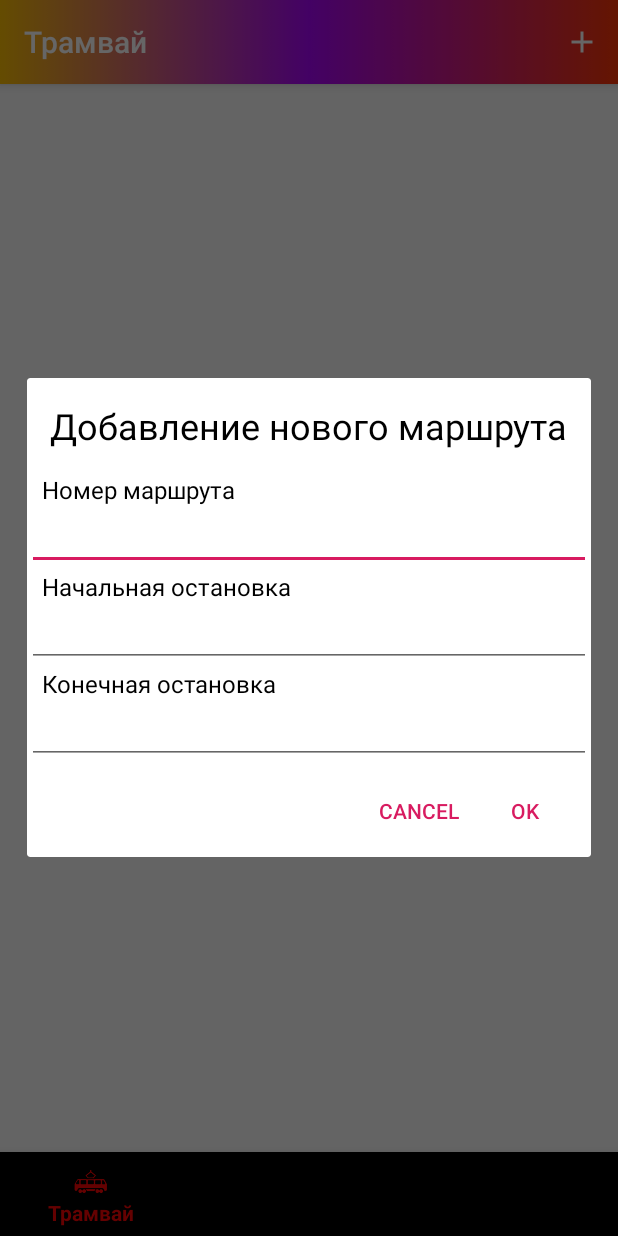
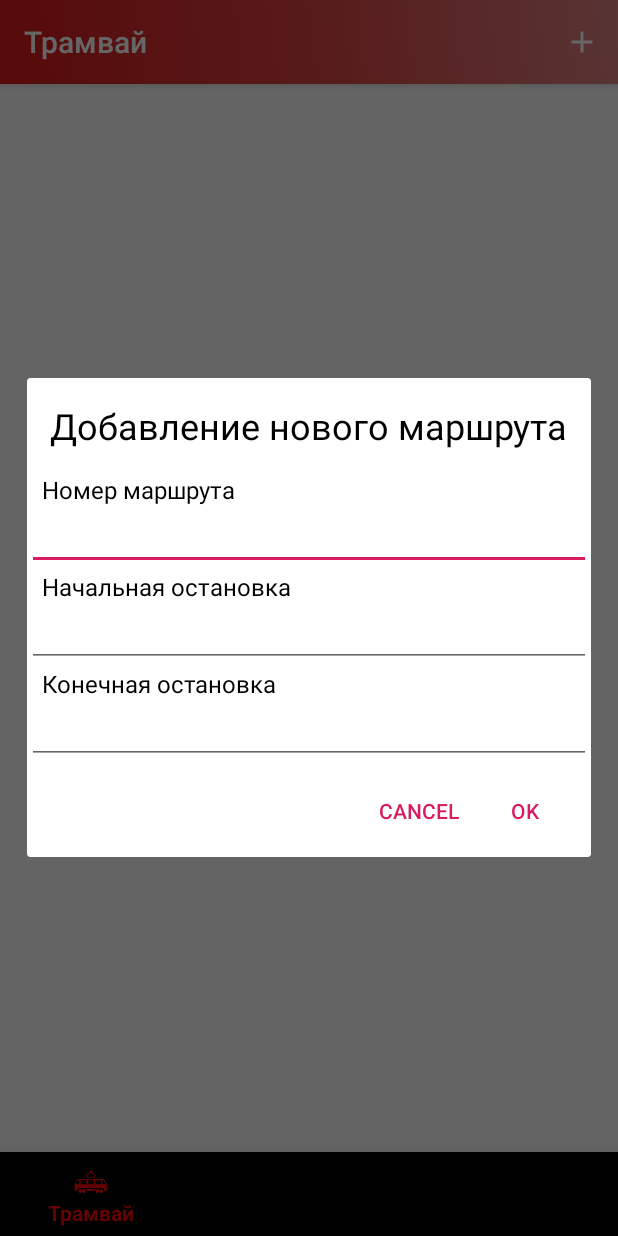
Before and after one commit to 0awawa0/NeverLate, an Android app: the screen it shows after launch (MainActivity), after a tap on an icon or button, on a phone screen of 412 x 824 dp. Run offline under Robolectric (Android 15) with nearby library versions, the phone set to English and light mode, and no system bars; our stand-ins replace Room's generated code, navigation-ui.

Commit message:
Changed toolbar background

```diff
--- a/app/src/main/java/com/awawa/neverlate/MainActivity.kt
+++ b/app/src/main/java/com/awawa/neverlate/MainActivity.kt
@@ -16,6 +16,7 @@ import androidx.navigation.NavController
 import androidx.navigation.NavDestination
 import com.awawa.neverlate.utils.isMarshmallowOrHigher
 import kotlinx.android.synthetic.main.activity_main.*
+import kotlinx.android.synthetic.main.app_bar_main.*
 
 
 class MainActivity : AppCompatActivity(R.layout.activity_main),
@@ -32,6 +33,13 @@ class MainActivity : AppCompatActivity(R.layout.activity_main),
         R.id.nav_marsh to R.color.item_marsh
     )
 
+    private val destinationToBackground = mapOf(
+        R.id.nav_tram to R.drawable.background_toolbar_tram,
+        R.id.nav_trolley to R.drawable.background_toolbar_trolley,
+        R.id.nav_bus to R.drawable.background_toolbar_bus,
+        R.id.nav_marsh to R.drawable.background_toolbar_marsh
+    )
+
     private var menuItemSelectCallback: MenuItemSelectCallback? = null
 
 
@@ -39,10 +47,6 @@ class MainActivity : AppCompatActivity(R.layout.activity_main),
         super.onCreate(savedInstanceState)
 
         val toolbar: Toolbar = findViewById(R.id.toolbar)
-        val animationDrawable = toolbar.background as AnimationDrawable
-        animationDrawable.setEnterFadeDuration(10)
-        animationDrawable.setExitFadeDuration(2500)
-        animationDrawable.start()
         setSupportActionBar(toolbar)
 
         navController = findNavController(R.id.nav_host_fragment)
@@ -80,6 +84,7 @@ class MainActivity : AppCompatActivity(R.layout.activity_main),
                 )
                 bottom_nav_view.itemTextColor = bottom_nav_view.itemIconTintList
             }
+            toolbar.background = getDrawable(destinationToBackground.getValue(destination.id))
         } else { return }
     }
 
--- a/app/src/main/res/drawable-v24/background_toolbar.xml
+++ /dev/null
@@ -1,6 +0,0 @@
-<?xml version="1.0" encoding="utf-8"?>
-<animation-list xmlns:android="http://schemas.android.com/apk/res/android">
-    <item android:drawable="@drawable/gradient_drawable_one" android:duration="2500"/>
-    <item android:drawable="@drawable/gradient_drawable_two" android:duration="2500"/>
-    <item android:drawable="@drawable/gradient_drawable_three" android:duration="2500"/>
-</animation-list>
--- a/app/src/main/res/drawable-v24/gradient_drawable_one.xml
+++ /dev/null
@@ -1,9 +0,0 @@
-<?xml version="1.0" encoding="utf-8"?>
-<shape android:shape="rectangle"
-    xmlns:android="http://schemas.android.com/apk/res/android">
-    <gradient
-        android:angle="0"
-        android:startColor="@color/gradient_color_one"
-        android:centerColor="@color/gradient_color_two"
-        android:endColor="@color/gradient_color_three"/>
-</shape>
--- a/app/src/main/res/drawable-v24/gradient_drawable_three.xml
+++ /dev/null
@@ -1,9 +0,0 @@
-<?xml version="1.0" encoding="utf-8"?>
-<shape android:shape="rectangle"
-    xmlns:android="http://schemas.android.com/apk/res/android">
-    <gradient
-        android:angle="90"
-        android:startColor="@color/gradient_color_three"
-        android:centerColor="@color/gradient_color_one"
-        android:endColor="@color/gradient_color_two"/>
-</shape>
--- a/app/src/main/res/drawable-v24/gradient_drawable_two.xml
+++ /dev/null
@@ -1,11 +0,0 @@
-<?xml version="1.0" encoding="utf-8"?>
-<shape android:shape="rectangle"
-    xmlns:android="http://schemas.android.com/apk/res/android">
-
-    <gradient
-        android:angle="45"
-        android:startColor="@color/gradient_color_two"
-        android:centerColor="@color/gradient_color_three"
-        android:endColor="@color/gradient_color_one"/>
-
-</shape>
--- /dev/null
+++ b/app/src/main/res/drawable/background_toolbar_bus.xml
@@ -0,0 +1,8 @@
+<shape android:shape="rectangle"
+    xmlns:android="http://schemas.android.com/apk/res/android">
+    <gradient
+        android:angle="45"
+        android:startColor="@color/gradient_color_bus_one"
+        android:centerColor="@color/gradient_color_bus_two"
+        android:endColor="@color/gradient_color_bus_three"/>
+</shape>
--- /dev/null
+++ b/app/src/main/res/drawable/background_toolbar_marsh.xml
@@ -0,0 +1,8 @@
+<shape android:shape="rectangle"
+    xmlns:android="http://schemas.android.com/apk/res/android">
+    <gradient
+        android:angle="45"
+        android:startColor="@color/gradient_color_marsh_one"
+        android:centerColor="@color/gradient_color_marsh_two"
+        android:endColor="@color/gradient_color_marsh_three"/>
+</shape>
--- /dev/null
+++ b/app/src/main/res/drawable/background_toolbar_tram.xml
@@ -0,0 +1,8 @@
+<shape android:shape="rectangle"
+    xmlns:android="http://schemas.android.com/apk/res/android">
+    <gradient
+        android:angle="45"
+        android:startColor="@color/gradient_color_tram_one"
+        android:centerColor="@color/gradient_color_tram_two"
+        android:endColor="@color/gradient_color_tram_three"/>
+</shape>
--- /dev/null
+++ b/app/src/main/res/drawable/background_toolbar_trolley.xml
@@ -0,0 +1,8 @@
+<shape android:shape="rectangle"
+    xmlns:android="http://schemas.android.com/apk/res/android">
+    <gradient
+        android:angle="45"
+        android:startColor="@color/gradient_color_trolley_one"
+        android:centerColor="@color/gradient_color_trolley_two"
+        android:endColor="@color/gradient_color_trolley_three"/>
+</shape>
--- a/app/src/main/res/layout/app_bar_main.xml
+++ b/app/src/main/res/layout/app_bar_main.xml
@@ -16,7 +16,7 @@
             android:id="@+id/toolbar"
             android:layout_width="match_parent"
             android:layout_height="?attr/actionBarSize"
-            android:background="@drawable/background_toolbar"
+            android:background="@drawable/background_toolbar_tram"
             app:menu="@menu/toolbar_menu"
             app:popupTheme="@style/AppTheme.PopupOverlay" />
 
--- a/app/src/main/res/values/colors.xml
+++ b/app/src/main/res/values/colors.xml
@@ -8,19 +8,31 @@
 
     <color name="home_background">#e6daed</color>
 
-    <color name="gradient_color_one">#fcbe03</color>
-    <color name="gradient_color_two">#a903fc</color>
-    <color name="gradient_color_three">#fc3503</color>
+    <color name="gradient_color_bus_one">#0ba4db</color>
+    <color name="gradient_color_bus_two">#63b6d4</color>
+    <color name="gradient_color_bus_three">#9dc5d4</color>
+
+    <color name="gradient_color_tram_one">#db1818</color>
+    <color name="gradient_color_tram_two">#db4242</color>
+    <color name="gradient_color_tram_three">#de8383</color>
+
+    <color name="gradient_color_trolley_one">#b80dde</color>
+    <color name="gradient_color_trolley_two">#c864de</color>
+    <color name="gradient_color_trolley_three">#cf97db</color>
+
+    <color name="gradient_color_marsh_one">#37ad13</color>
+    <color name="gradient_color_marsh_two">#82db65</color>
+    <color name="gradient_color_marsh_three">#b9d6b0</color>
 
     <color name="colorTram">#fc0303</color>
-    <color name="colorTramBackground">#d1aeaf</color>
+    <color name="colorTramBackground">#de8383</color>
 
     <color name="colorTrolley">#ad1aa1</color>
-    <color name="colorTrolleyBackground">#d1aecf</color>
+    <color name="colorTrolleyBackground">#cf97db</color>
 
-    <color name="colorBus">#132dad</color>
-    <color name="colorBusBackground">#b0aed1</color>
+    <color name="colorBus">#0ba4db</color>
+    <color name="colorBusBackground">#9dc5d4</color>
 
     <color name="colorMarsh">#37ad13</color>
-    <color name="colorMarshBackground">#b6d1ae</color>
+    <color name="colorMarshBackground">#b9d6b0</color>
 </resources>
```
